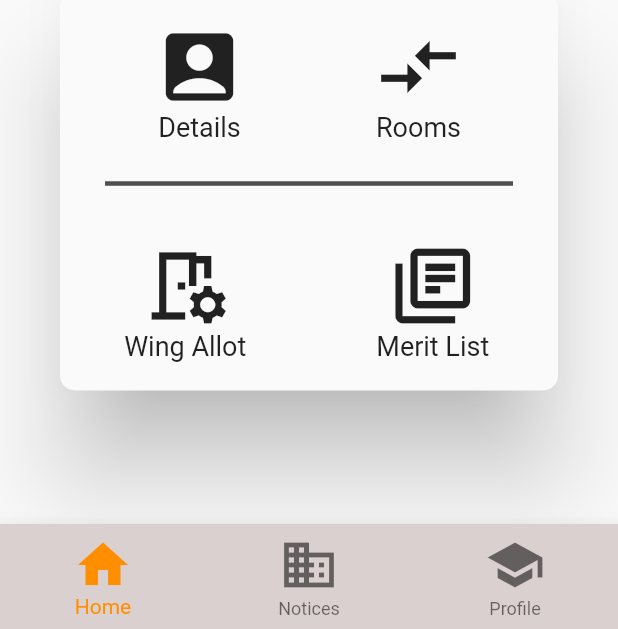
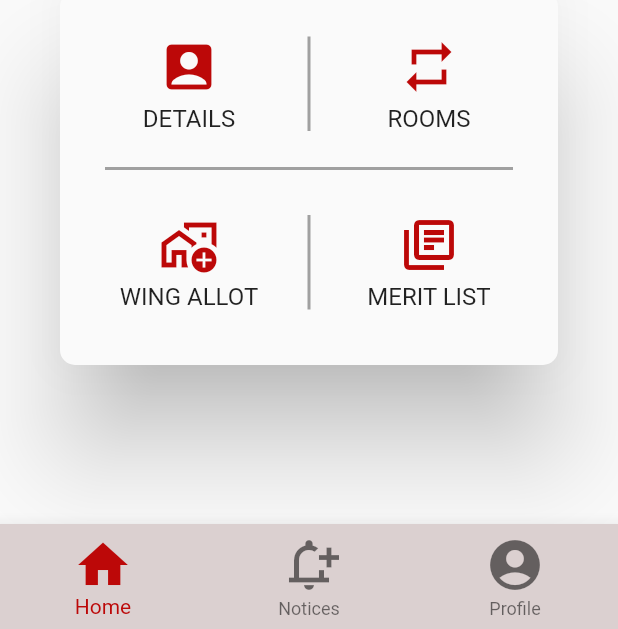
Before and after one commit to Shubha213/Hostel_Admission, a Flutter app: the screen it shows after launch, on a phone screen of 412 x 824 dp, the part 607-1236 px from its top. Run offline on Flutter 3.47's test engine with Material 2 defaults, Android fonts, the phone set to English and light mode, and no system bars; Roboto replaces fonts that are missing (YOUR_FONT_FAMILY).

Commit message:
Update main.dart

```diff
--- a/lib/main.dart
+++ b/lib/main.dart
@@ -43,20 +43,20 @@ class MyHomePage extends StatelessWidget {
           ),
           BottomNavigationBarItem(
             icon: Icon(
-              Icons.business,
+              Icons.notification_add_outlined, //change
               size: 40,
             ),
             label: 'Notices',
           ),
           BottomNavigationBarItem(
             icon: Icon(
-              Icons.school,
+              Icons.account_circle_rounded, //change
               size: 40,
             ),
             label: 'Profile',
           ),
         ],
-        selectedItemColor: Colors.amber[800],
+        selectedItemColor: Color.fromARGB(255, 188, 8, 8),
       ),
       body: Column(
         children: [
@@ -92,49 +92,56 @@ class MyHomePage extends StatelessWidget {
               borderRadius: BorderRadius.circular(10),
               elevation: 30,
               child: Padding(
-                padding: const EdgeInsets.only(top: 20),
+                padding: const EdgeInsets.only(top: 30),
                 child: Container(
                   child: Column(
                     children: [
-                      Row(
+                      IntrinsicHeight(
+                        child: Row(
                           mainAxisAlignment: MainAxisAlignment.center,
                           children: [
                             Container(
-                            height: 100,
+                              height: 80,
                               width: 130,
                               child: Column(
                                 children: const [
                                   Icon(
                                     Icons.account_box_rounded,
-                                  size: 60,
+                                    size: 40,
+                                    color: Color.fromARGB(255, 188, 8, 8),
                                   ),
+                                  SizedBox(height: 5),
                                   Text(
-                                  "Details",
+                                    "DETAILS",
                                     style: TextStyle(
-                                    fontSize: 18,
+                                      fontSize: 16,
                                     ),
                                   ),
                                 ],
                               ),
                             ),
                             VerticalDivider(
-                            color: Colors.black,
+                              endIndent: 17,
+                              width: 30,
+                              color: Color.fromARGB(92, 0, 0, 0),
                               thickness: 2,
                             ),
                             Container(
-                            height: 100,
+                              height: 80,
                               width: 130,
                               child: Column(
                                 children: const [
                                   Icon(
                                     // Icons.account_box_rounded,
-                                  Icons.compare_arrows_sharp, // change
-                                  size: 60,
+                                    Icons.repeat, // change
+                                    size: 40,
+                                    color: Color.fromARGB(255, 188, 8, 8),
                                   ),
+                                  SizedBox(height: 5),
                                   Text(
-                                  "Rooms",
+                                    "ROOMS",
                                     style: TextStyle(
-                                    fontSize: 18,
+                                      fontSize: 16,
                                     ),
                                   ),
                                 ],
@@ -142,59 +149,72 @@ class MyHomePage extends StatelessWidget {
                             ),
                           ],
                         ),
+                      ),
                       Padding(
                         padding: const EdgeInsets.only(
-                            bottom: 30, left: 30, right: 30),
+                            bottom: 23, left: 30, right: 30),
                         child: Divider(
-                          color: Color.fromARGB(221, 55, 54, 54),
-                          thickness: 3,
+                          color: Color.fromARGB(92, 0, 0, 0),
+                          thickness: 2,
                         ),
                       ),
-                      Row(
+                      IntrinsicHeight(
+                        child: Padding(
+                          padding: const EdgeInsets.only(bottom: 20),
+                          child: Row(
                             mainAxisAlignment: MainAxisAlignment.center,
                             children: [
                               Container(
-                            height: 100,
+                                height: 80,
                                 width: 130,
                                 child: Column(
                                   children: const [
                                     Icon(
                                       // Icons.account_box_rounded,
-                                  Icons.room_preferences_outlined, //change
-                                  size: 60,
+                                      Icons.add_home_work_outlined, //change
+                                      size: 40,
+                                      color: Color.fromARGB(255, 188, 8, 8),
                                     ),
+                                    SizedBox(height: 5),
                                     Text(
-                                  "Wing Allot",
+                                      "WING ALLOT",
                                       style: TextStyle(
-                                    fontSize: 18,
+                                        fontSize: 16,
                                       ),
                                     ),
                                   ],
                                 ),
                               ),
-                          SizedBox(
-                            width: 35,
+                                VerticalDivider(
+                                  endIndent: 17,
+                                  width: 30,
+                                  color: Color.fromARGB(92, 0, 0, 0),
+                                  thickness: 2,
                                 ),
                               Container(
-                            height: 100,
+                                height: 80,
                                 width: 130,
                                 child: Column(
                                   children: const [
                                     Icon(
                                       // Icons.list_outlined,
                                       Icons.library_books_outlined, //change
-                                  size: 60,
+                                      size: 40,
+                                      color: Color.fromARGB(255, 188, 8, 8),
                                     ),
+                                    SizedBox(height: 5),
                                     Text(
-                                  "Merit List",
+                                      "MERIT LIST",
                                       style: TextStyle(
-                                    fontSize: 18,
+                                        fontSize: 16,
                                       ),
                                     ),
                                   ],
                                 ),
                               ),
                             ],
+                          ),
+                        ),
                       ),
                     ],
                   ),
```
Lines whose indentation alone changed are shown as unchanged.
